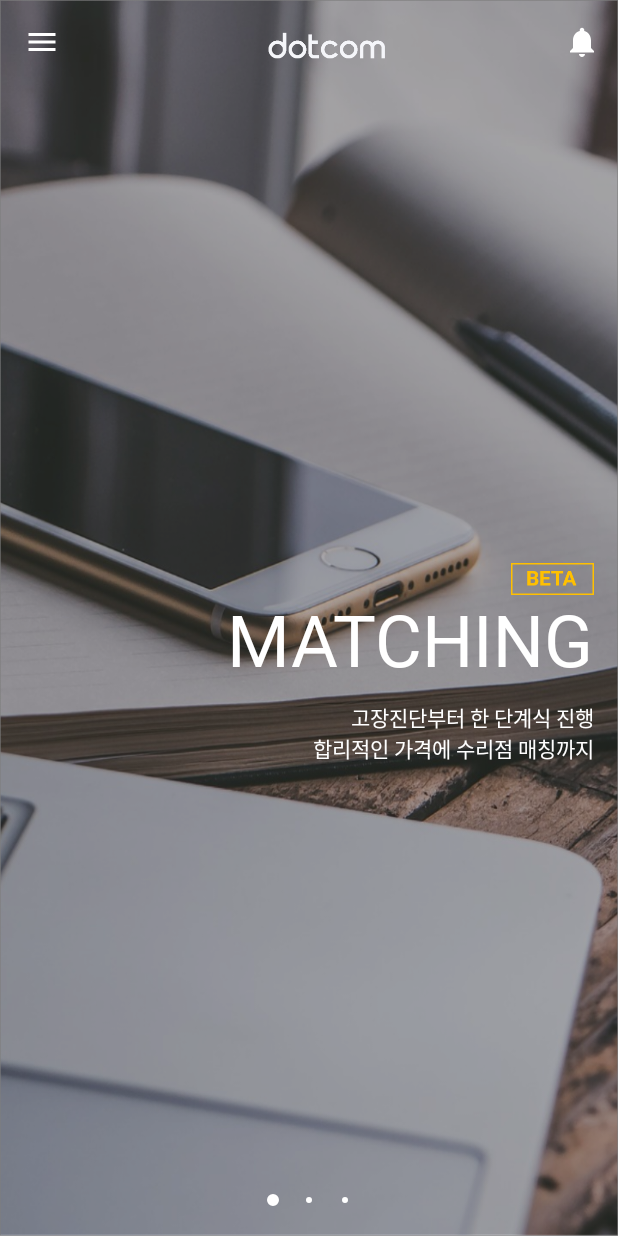
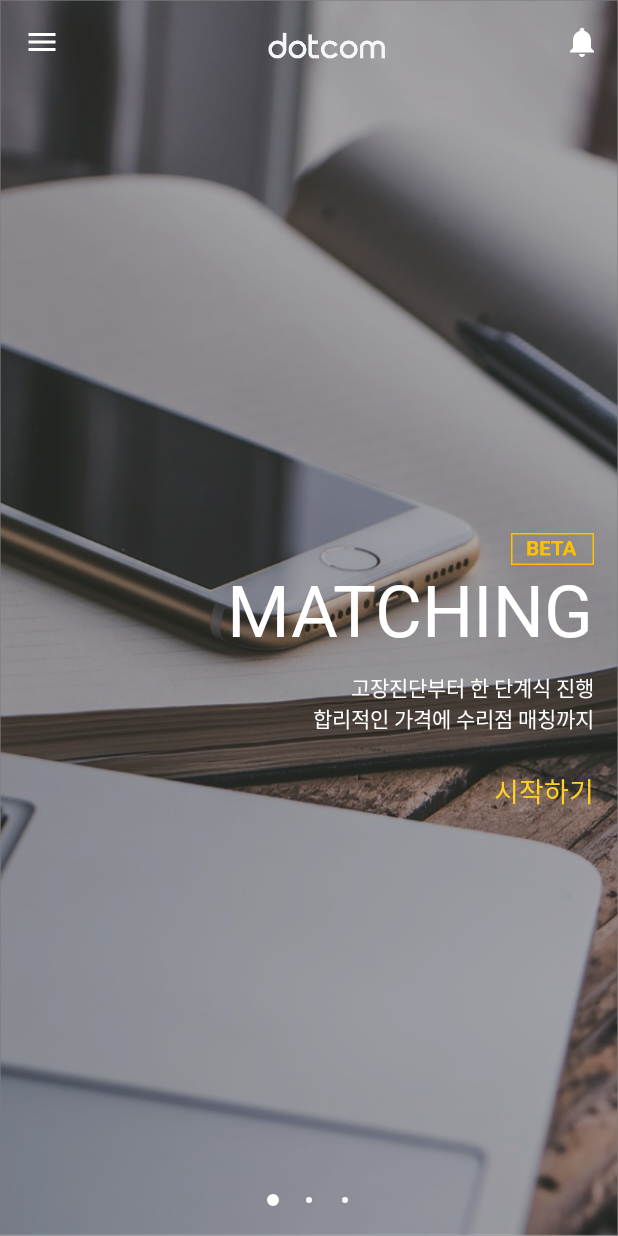
Before and after one commit to luvHaze/projectDotcom, an Android app: the screen it shows after launch (MenuActivity), after a tap on "LOGIN", on a phone screen of 412 x 824 dp. Run offline under Robolectric (Android 15) with nearby library versions, the phone set to English and light mode, and no system bars; 4 statements that could not run were skipped.

Commit message:
DAY1.2 로그인 화면 VideoView로 배경화면 동영상으로 함        (다른 동영상 목록 필요)
DAY1.3 ViewPager로 메인메뉴 뼈대 설계

DAY1.4 메인메뉴 인디케이터, 앱바 생성
       페이지 구성 대부분 완료
       * TODO (시작하기 버튼, 로그인창 Exoplayer 교체)

DAY1.5 * Exoplayer 교체 완료
       * 시작하기 버튼 생성 완료

```diff
--- a/Dotcom/app/src/main/java/luv/zoey/dotcom/LoginActivity.kt
+++ b/Dotcom/app/src/main/java/luv/zoey/dotcom/LoginActivity.kt
@@ -1,23 +1,27 @@
 package luv.zoey.dotcom
 
+import android.annotation.SuppressLint
 import android.content.Context
 import android.content.Intent
 import android.net.Uri
 import android.os.Bundle
 import android.provider.MediaStore
 import android.util.DisplayMetrics
+import android.util.Log
+import android.view.View
 import android.view.WindowManager
 import android.widget.VideoView
 import androidx.appcompat.app.AppCompatActivity
+import com.google.android.exoplayer2.ExoPlayer
 import com.google.android.exoplayer2.ExoPlayerFactory
 import com.google.android.exoplayer2.SimpleExoPlayer
 import com.google.android.exoplayer2.extractor.Extractor
 import com.google.android.exoplayer2.extractor.ExtractorsFactory
 import com.google.android.exoplayer2.source.MediaSource
+import com.google.android.exoplayer2.source.ProgressiveMediaSource
 import com.google.android.exoplayer2.source.ads.AdsMediaSource
 import com.google.android.exoplayer2.ui.PlayerView
-import com.google.android.exoplayer2.upstream.DataSource
-import com.google.android.exoplayer2.upstream.DefaultHttpDataSourceFactory
+import com.google.android.exoplayer2.upstream.*
 import com.google.android.exoplayer2.util.Util
 import kotlinx.android.synthetic.main.activity_login.*
 import kotlinx.android.synthetic.main.login_set.*
@@ -25,31 +29,102 @@ import kotlinx.android.synthetic.main.login_set.*
 
 class LoginActivity : AppCompatActivity() {
 
-    private var TAG = "LoginActivity"
-    private lateinit var mVideoView : VideoView
+    private var player: SimpleExoPlayer? = null
+    lateinit var dataSourceFactory: DefaultDataSourceFactory
+    private var playWhenReady = true
+    private var currentWindow = 0
+    private var playbackPosition: Long = 0
 
     override fun onCreate(savedInstanceState: Bundle?) {
         super.onCreate(savedInstanceState)
         setContentView(R.layout.activity_login)
-
-        //TODO ExoPlayer 로 교체
-
-         mVideoView = findViewById(R.id.videoView)
-
-        val uri = Uri.parse("android.resource://${packageName}/${R.raw.vi0}")
-
-        mVideoView.setVideoURI(uri)
-
-        mVideoView.start()
-
-        //loop
-        mVideoView.setOnPreparedListener {
-            it.isLooping =true
-        }
 
         login_Button.setOnClickListener {
             startActivity(Intent(this,MenuActivity::class.java))
         }
     }
 
+    override fun onStart() {
+        super.onStart()
+        if (Util.SDK_INT > 23) {
+            initializePlayer()
+            Log.d("onStart", "onStart in")
+        }
+    }
+
+    override fun onResume() {
+        super.onResume()
+        hideSystemUi()
+        if (Util.SDK_INT <= 23 || player == null) {
+            initializePlayer()
+            Log.d("onResume", "onResume in")
+        }
+    }
+
+    override fun onPause() {
+        super.onPause()
+        if (Util.SDK_INT <= 23) {
+            releasePlayer()
+            Log.d("onPause", "onPause in")
+        }
+    }
+
+    override fun onStop() {
+        super.onStop()
+        if (Util.SDK_INT > 23) {
+            releasePlayer()
+            Log.d("onStop", "onStop in")
+        }
+    }
+
+    fun initializePlayer() {
+
+        player = ExoPlayerFactory.newSimpleInstance(this)
+        playerView.player = player
+
+        dataSourceFactory = DefaultDataSourceFactory(
+            this,
+            Util.getUserAgent(this, "luv.zoey.exoplayertest")
+        )
+
+        val source = buildMediaSource()
+
+        player!!.playWhenReady = playWhenReady
+        player!!.seekTo(currentWindow, playbackPosition)
+        player!!.prepare(source, false, false)
+        // 무한루핑
+        player!!.repeatMode = ExoPlayer.REPEAT_MODE_ALL
+    }
+
+
+    private fun buildMediaSource(): MediaSource {
+
+        val rawDataSource = RawResourceDataSource(this)
+
+        rawDataSource.open(DataSpec(RawResourceDataSource.buildRawResourceUri(R.raw.vi0)))
+
+        return ProgressiveMediaSource.Factory(dataSourceFactory)
+            .createMediaSource(rawDataSource.uri)
+    }
+
+    private fun releasePlayer() {
+        if (player != null) {
+            playbackPosition = player!!.currentPosition
+            currentWindow = player!!.currentWindowIndex
+            playWhenReady = player!!.playWhenReady
+            player!!.release()
+            player = null
+        }
+    }
+
+    @SuppressLint("InlinedApi")
+    private fun hideSystemUi() {
+        playerView.systemUiVisibility = (View.SYSTEM_UI_FLAG_LOW_PROFILE
+                or View.SYSTEM_UI_FLAG_FULLSCREEN
+                or View.SYSTEM_UI_FLAG_LAYOUT_STABLE
+                or View.SYSTEM_UI_FLAG_IMMERSIVE_STICKY
+                or View.SYSTEM_UI_FLAG_LAYOUT_HIDE_NAVIGATION
+                )
+    }
+
 }
--- a/Dotcom/app/src/main/java/luv/zoey/dotcom/MenuActivity.kt
+++ b/Dotcom/app/src/main/java/luv/zoey/dotcom/MenuActivity.kt
@@ -47,8 +47,6 @@ class MenuActivity : AppCompatActivity() {
         mainMenu_Indicator.setupWithViewPager(mainMenu_ViewPager, true)
     }
 
-
-
     override fun onCreateOptionsMenu(menu: Menu?): Boolean {
 
         var menuInflater = menuInflater
--- a/Dotcom/app/src/main/res/layout/activity_menu.xml
+++ b/Dotcom/app/src/main/res/layout/activity_menu.xml
@@ -19,17 +19,6 @@
             android:layout_width="match_parent"
             android:layout_height="match_parent"
             >
-
-            <!--<Button
-                android:id="@+id/nevigation_button"
-                android:layout_width="24dp"
-                android:layout_height="24dp"
-                android:layout_marginStart="16dp"
-                android:background="@drawable/ic_menu_black_24dp"
-                android:gravity="center"
-                app:layout_constraintBottom_toBottomOf="parent"
-                app:layout_constraintStart_toStartOf="parent"
-                app:layout_constraintTop_toTopOf="parent" />-->
 
             <ImageView
                 android:layout_width="wrap_content"
@@ -66,7 +55,6 @@
         app:tabBackground="@drawable/tab_selector"
         app:tabGravity="center"
         app:tabIndicatorGravity="bottom"
-        app:tabIndicatorHeight="0dp">
+        app:tabIndicatorHeight="0dp"/>
 
-    </com.google.android.material.tabs.TabLayout>
 </androidx.constraintlayout.widget.ConstraintLayout>
--- a/Dotcom/app/src/main/res/layout/fragment__matching.xml
+++ b/Dotcom/app/src/main/res/layout/fragment__matching.xml
@@ -8,6 +8,7 @@
     tools:context=".fragment.Fragment_Matching">
 
     <ImageView
+        android:id="@+id/imageView3"
         android:layout_width="wrap_content"
         android:layout_height="wrap_content"
         android:layout_marginBottom="60dp"
@@ -19,7 +20,7 @@
         android:id="@+id/textView"
         android:layout_width="wrap_content"
         android:layout_height="wrap_content"
-        android:layout_marginTop="400dp"
+        android:layout_marginTop="380dp"
         android:layout_marginEnd="16dp"
         android:fontFamily="@font/notosanscjkkrblack"
         android:includeFontPadding="false"
@@ -30,17 +31,30 @@
         app:layout_constraintTop_toTopOf="parent" />
 
     <TextView
+        android:id="@+id/textView4"
         android:layout_width="wrap_content"
         android:layout_height="wrap_content"
         android:layout_marginTop="68dp"
         android:fontFamily="@font/notosanscjkkrdemilight"
         android:includeFontPadding="false"
         android:text="@string/matching_explain"
-
         android:textAlignment="viewEnd"
         android:textColor="#ffffff"
         android:textSize="14sp"
         app:layout_constraintEnd_toEndOf="@+id/textView"
         app:layout_constraintTop_toTopOf="@+id/textView" />
 
+    <TextView
+        android:layout_width="wrap_content"
+        android:layout_height="wrap_content"
+        android:fontFamily="@font/nanumsquare_b"
+        android:text="시작하기"
+        android:layout_marginTop="24dp"
+        android:textAlignment="center"
+        android:textColor="@color/DeepYellow"
+        android:textSize="18dp"
+        app:layout_constraintEnd_toEndOf="@+id/textView"
+        app:layout_constraintTop_toBottomOf="@+id/textView4" />
+
+
 </androidx.constraintlayout.widget.ConstraintLayout>
--- a/Dotcom/app/src/main/res/values/colors.xml
+++ b/Dotcom/app/src/main/res/values/colors.xml
@@ -5,4 +5,5 @@
     <color name="colorAccent">#03DAC5</color>
 
     <color name="dcBlue">#32394A</color>
+    <color name="DeepYellow">#FFD027</color>
 </resources>
```
Also changed, not shown: Dotcom/app/src/main/res/layout/activity_login.xml (+5 -4 lines), Dotcom/app/src/main/res/layout/fragment__case_sharing.xml (+15 -1 lines), Dotcom/app/src/main/res/layout/fragment__repair_shop.xml (+15 -2 lines), 5 other files.
